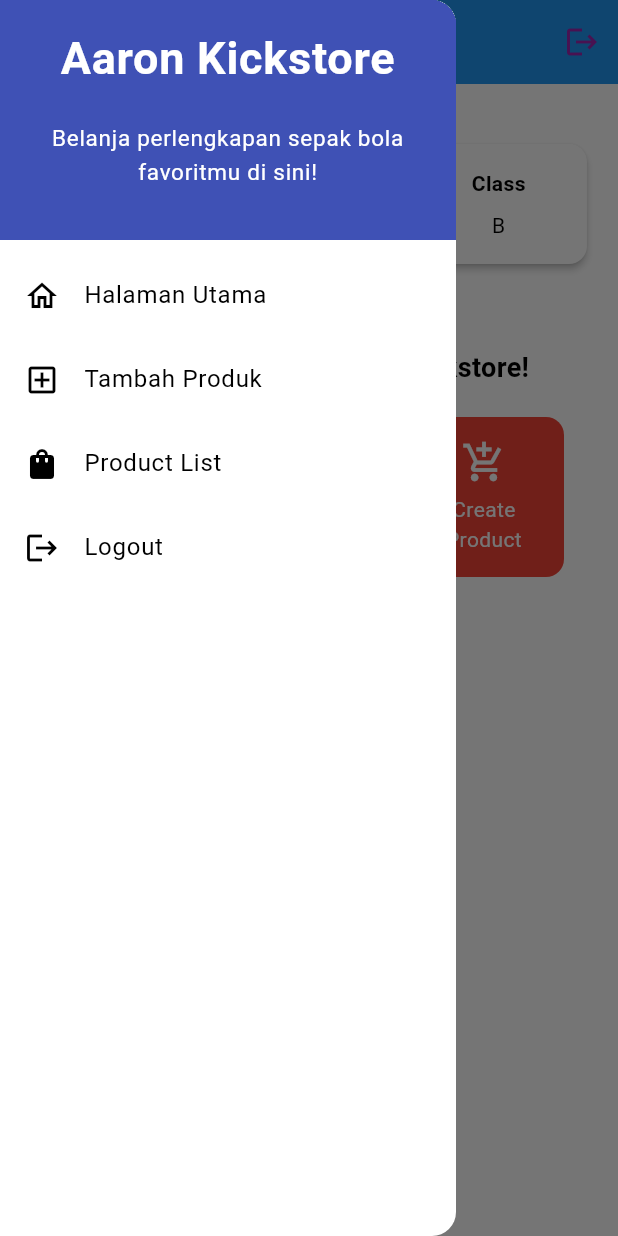
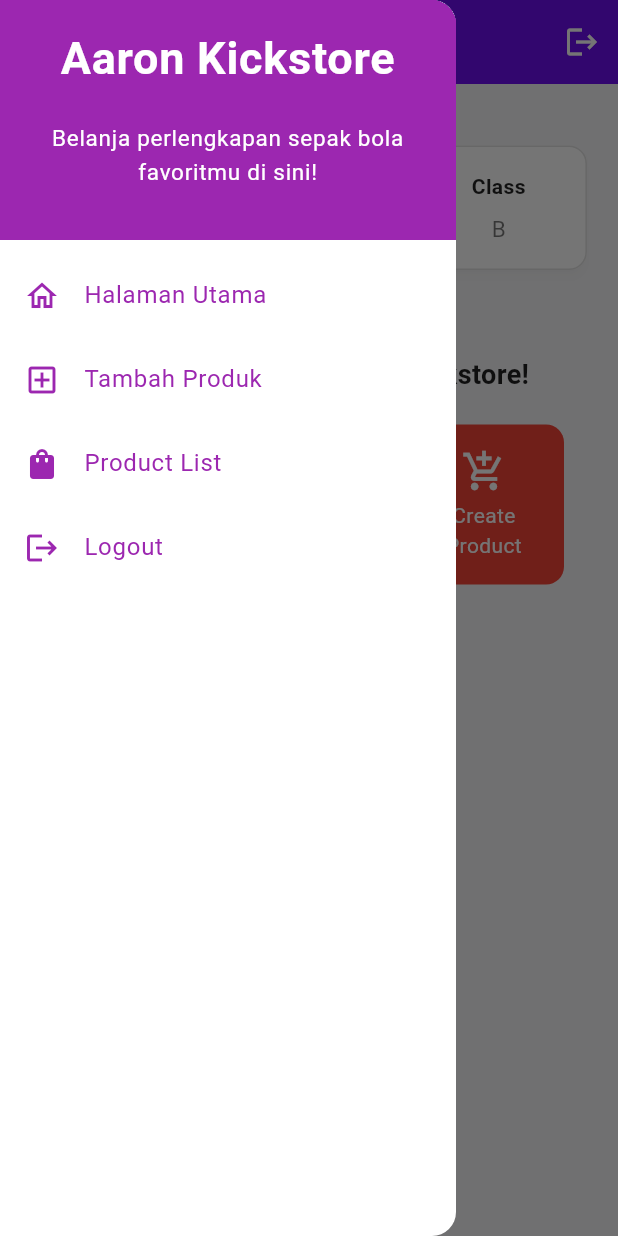
Before and after one commit to AaronNath11/Aaron-Kickstore-Flutter, a Flutter app: the MyHomePage screen opened directly, with the side drawer open, on a phone screen of 412 x 824 dp. Run offline on Flutter 3.47's test engine with Material 3 defaults, Android fonts, the phone set to English and light mode, and no system bars; missing offline and left inert: pbp_django_auth.

Commit message:
Finalll bangettt Tugas 9

```diff
--- a/lib/screens/menu.dart
+++ b/lib/screens/menu.dart
@@ -21,6 +21,7 @@ class MyHomePage extends StatelessWidget {
   @override
   Widget build(BuildContext context) {
     return Scaffold(
+      backgroundColor: const Color(0xFFF5F5F7),
       appBar: AppBar(
         title: const Text(
           'Aaron Kickstore',
@@ -29,10 +30,10 @@ class MyHomePage extends StatelessWidget {
             fontWeight: FontWeight.bold,
           ),
         ),
-        backgroundColor: Theme.of(context).colorScheme.primary,
+        backgroundColor: const Color(0xFF6C0EF0),
         actions: [
           IconButton(
-            icon: const Icon(Icons.logout, color: Colors.purple),
+            icon: const Icon(Icons.logout, color: Colors.white),
             onPressed: () async {
               final request = context.read<CookieRequest>();
               await request.logout("http://localhost:8000/auth/logout/");
@@ -71,6 +72,7 @@ class MyHomePage extends StatelessWidget {
                       style: TextStyle(
                         fontWeight: FontWeight.bold,
                         fontSize: 18.0,
+                        color: Colors.black87,
                       ),
                     ),
                   ),
@@ -104,18 +106,36 @@ class InfoCard extends StatelessWidget {
   @override
   Widget build(BuildContext context) {
     return Card(
-      elevation: 2.0,
+      elevation: 3,
+      shadowColor: Colors.black12,
+      shape: RoundedRectangleBorder(
+        borderRadius: BorderRadius.circular(12),
+      ),
       child: Container(
         width: MediaQuery.of(context).size.width / 3.5,
         padding: const EdgeInsets.all(16.0),
+        decoration: BoxDecoration(
+          color: Colors.white,
+          border: Border.all(color: Colors.black12),
+          borderRadius: BorderRadius.circular(12),
+        ),
         child: Column(
           children: [
             Text(
               title,
-              style: const TextStyle(fontWeight: FontWeight.bold),
+              style: const TextStyle(
+                fontWeight: FontWeight.bold,
+                color: Colors.black87,
+              ),
             ),
             const SizedBox(height: 8.0),
-            Text(content),
+            Text(
+              content,
+              style: const TextStyle(
+                fontSize: 15,
+                color: Colors.black54,
+              ),
+            ),
           ],
         ),
       ),
--- a/lib/widgets/left_drawer.dart
+++ b/lib/widgets/left_drawer.dart
@@ -16,7 +16,7 @@ class LeftDrawer extends StatelessWidget {
         children: [
           const DrawerHeader(
             decoration: BoxDecoration(
-              color: Colors.indigo,
+              color: Colors.purple,
             ),
             child: Column(
               children: [
@@ -45,8 +45,9 @@ class LeftDrawer extends StatelessWidget {
 
           // === Halaman Utama ===
           ListTile(
-            leading: const Icon(Icons.home_outlined),
-            title: const Text('Halaman Utama'),
+            leading: const Icon(Icons.home_outlined, color: Colors.purple),
+            title: const Text('Halaman Utama',
+                style: TextStyle(color: Colors.purple)),
             onTap: () {
               Navigator.pushReplacement(
                 context,
@@ -57,8 +58,9 @@ class LeftDrawer extends StatelessWidget {
 
           // === Tambah Produk ===
           ListTile(
-            leading: const Icon(Icons.add_box_outlined),
-            title: const Text('Tambah Produk'),
+            leading: const Icon(Icons.add_box_outlined, color: Colors.purple),
+            title:
+                const Text('Tambah Produk', style: TextStyle(color: Colors.purple)),
             onTap: () {
               Navigator.pushReplacement(
                 context,
@@ -68,22 +70,29 @@ class LeftDrawer extends StatelessWidget {
               );
             },
           ),
+
+          // === Product List ===
           ListTile(
-              leading: const Icon(Icons.shopping_bag),
-              title: const Text('Product List'),
-              onTap: () {
-                  Navigator.push(
-                      context,
-                      MaterialPageRoute(builder: (context) => const ProductEntryListPage()),
-                  );
-              },
+            leading: const Icon(Icons.shopping_bag, color: Colors.purple),
+            title:
+                const Text('Product List', style: TextStyle(color: Colors.purple)),
+            onTap: () {
+              Navigator.push(
+                context,
+                MaterialPageRoute(
+                    builder: (context) => const ProductEntryListPage()),
+              );
+            },
           ),
+
+          // === Logout ===
           ListTile(
-            leading: const Icon(Icons.logout),
-            title: const Text('Logout'),
+            leading: const Icon(Icons.logout, color: Colors.purple),
+            title: const Text('Logout', style: TextStyle(color: Colors.purple)),
             onTap: () async {
               final request = context.read<CookieRequest>();
               await request.logout("http://localhost:8000/auth/logout/");
+
               if (context.mounted) {
                 Navigator.pushReplacement(
                   context,
@@ -92,7 +101,6 @@ class LeftDrawer extends StatelessWidget {
               }
             },
           ),
-
         ],
       ),
     );
--- a/lib/widgets/products_card.dart
+++ b/lib/widgets/products_card.dart
@@ -6,11 +6,11 @@ import 'package:pbp_django_auth/pbp_django_auth.dart';
 import 'package:provider/provider.dart';
 
 class ItemHomepage {
-  final String name; // Nama tombol
-  final IconData icon; // Ikon tombol
-  final Color color; // Warna latar belakang tombol
+  final String name;
+  final IconData icon;
+  final Color color;
 
-  ItemHomepage(this.name, this.icon, this.color);
+  ItemHomepage(this.name, this.icon, [this.color = Colors.purple]);
 }
 
 class ItemCard extends StatelessWidget {
@@ -21,16 +21,12 @@ class ItemCard extends StatelessWidget {
   @override
   Widget build(BuildContext context) {
     final request = context.watch<CookieRequest>();
+
     return Material(
-      // Menentukan warna latar belakang tombol sesuai item.color
       color: item.color,
-      // Membuat sudut kartu melengkung.
       borderRadius: BorderRadius.circular(12),
-
       child: InkWell(
-        // Aksi ketika kartu ditekan.
-        onTap: () async{
-          // Menampilkan pesan SnackBar saat kartu ditekan.
+        onTap: () async {
           ScaffoldMessenger.of(context)
             ..hideCurrentSnackBar()
             ..showSnackBar(
@@ -43,14 +39,16 @@ class ItemCard extends StatelessWidget {
               MaterialPageRoute(builder: (context) => const ProductFormPage()),
             );
           }
+
           else if (item.name == "All Products") {
             Navigator.push(
               context,
               MaterialPageRoute(
-                        builder: (context) => const ProductEntryListPage()
+                builder: (context) => const ProductEntryListPage(),
               ),
             );
           }
+
           else if (item.name == "My Products") {
             Navigator.push(
               context,
@@ -59,49 +57,40 @@ class ItemCard extends StatelessWidget {
               ),
             );
           }
+
           else if (item.name == "Logout") {
-                // TODO: Replace the URL with your app's URL and don't forget to add a trailing slash (/)!
-                // To connect Android emulator with Django on localhost, use URL http://10.0.2.2/
-                // If you using chrome,  use URL http://localhost:8000
+            final response = await request.logout(
+              "http://localhost:8000/auth/logout/",
+            );
 
-                final response = await request.logout(
-                    "http://localhost:8000/auth/logout/");
             String message = response["message"];
+
             if (context.mounted) {
               if (response['status']) {
                 String uname = response["username"];
-                        ScaffoldMessenger.of(context).showSnackBar(SnackBar(
-                            content: Text("$message See you again, $uname."),
-                        ));
+                ScaffoldMessenger.of(context).showSnackBar(
+                  SnackBar(content: Text("$message See you again, $uname.")),
+                );
                 Navigator.pushReplacement(
                   context,
                   MaterialPageRoute(builder: (context) => const LoginPage()),
                 );
               } else {
                 ScaffoldMessenger.of(context).showSnackBar(
-                            SnackBar(
-                                content: Text(message),
-                            ),
+                  SnackBar(content: Text(message)),
                 );
               }
             }
           }
-
         },
-        // Container untuk menyimpan Icon dan Text.
         child: Container(
           padding: const EdgeInsets.all(8),
           child: Center(
             child: Column(
-              // Menyusun ikon dan teks di tengah kartu.
               mainAxisAlignment: MainAxisAlignment.center,
               children: [
-                Icon(
-                  item.icon,
-                  color: Colors.white,
-                  size: 30.0,
-                ),
-                const Padding(padding: EdgeInsets.all(3)),
+                Icon(item.icon, color: Colors.white, size: 30.0),
+                const SizedBox(height: 4),
                 Text(
                   item.name,
                   textAlign: TextAlign.center,
```
Also changed, not shown: lib/main.dart (+18 -18 lines), lib/screens/login.dart (+57 -54 lines), lib/screens/products_detail.dart (+53 -22 lines), lib/screens/productslist_form.dart (+43 -66 lines), lib/screens/register.dart (+3 -6 lines). Lines whose indentation alone changed are shown as unchanged.
